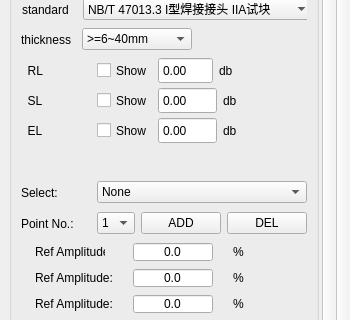
Above: phascan_view/ui/DopplerGroupTab.ui from qinxingying/hello-word before the change; both pictures show x 0 to 350 and y 445 to 765 of the 350 by 1023 pixel window. Below: the same form after it.
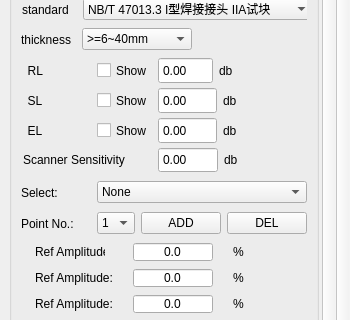
That is the form after the change. The open tabs and pages were chosen to show the change. Icons and pictures are not drawn. Custom widgets are drawn as their Qt base class.

Patch:
```diff
--- a/phascan_view/ui/DopplerGroupTab.ui
+++ b/phascan_view/ui/DopplerGroupTab.ui
@@ -4924,7 +4924,7 @@
       <property name="geometry">
        <rect>
         <x>0</x>
-        <y>0</y>
+        <y>-35</y>
         <width>336</width>
         <height>848</height>
        </rect>
@@ -5899,6 +5899,66 @@
                   </item>
                  </layout>
                 </widget>
+                <widget class="QWidget" name="">
+                 <property name="geometry">
+                  <rect>
+                   <x>2</x>
+                   <y>180</y>
+                   <width>261</width>
+                   <height>26</height>
+                  </rect>
+                 </property>
+                 <layout class="QHBoxLayout" name="horizontalLayout_17">
+                  <item>
+                   <widget class="QLabel" name="LabelScannerSensitivity">
+                    <property name="text">
+                     <string>Scanner Sensitivity        </string>
+                    </property>
+                   </widget>
+                  </item>
+                  <item>
+                   <widget class="QDoubleSpinBox" name="ValueScannerSensitivity">
+                    <property name="sizePolicy">
+                     <sizepolicy hsizetype="Preferred" vsizetype="Preferred">
+                      <horstretch>0</horstretch>
+                      <verstretch>0</verstretch>
+                     </sizepolicy>
+                    </property>
+                    <property name="mouseTracking">
+                     <bool>false</bool>
+                    </property>
+                    <property name="focusPolicy">
+                     <enum>Qt::WheelFocus</enum>
+                    </property>
+                    <property name="contextMenuPolicy">
+                     <enum>Qt::DefaultContextMenu</enum>
+                    </property>
+                    <property name="buttonSymbols">
+                     <enum>QAbstractSpinBox::NoButtons</enum>
+                    </property>
+                    <property name="minimum">
+                     <double>-20.000000000000000</double>
+                    </property>
+                    <property name="maximum">
+                     <double>20.000000000000000</double>
+                    </property>
+                   </widget>
+                  </item>
+                  <item>
+                   <widget class="QLabel" name="labelUnitSS">
+                    <property name="minimumSize">
+                     <size>
+                      <width>50</width>
+                      <height>0</height>
+                     </size>
+                    </property>
+                    <property name="text">
+                     <string>db</string>
+                    </property>
+                   </widget>
+                  </item>
+                 </layout>
+                </widget>
                </widget>
               </item>
               <item>
```
Left out of the diff: 2 changed lines with no effect on the pictures.
